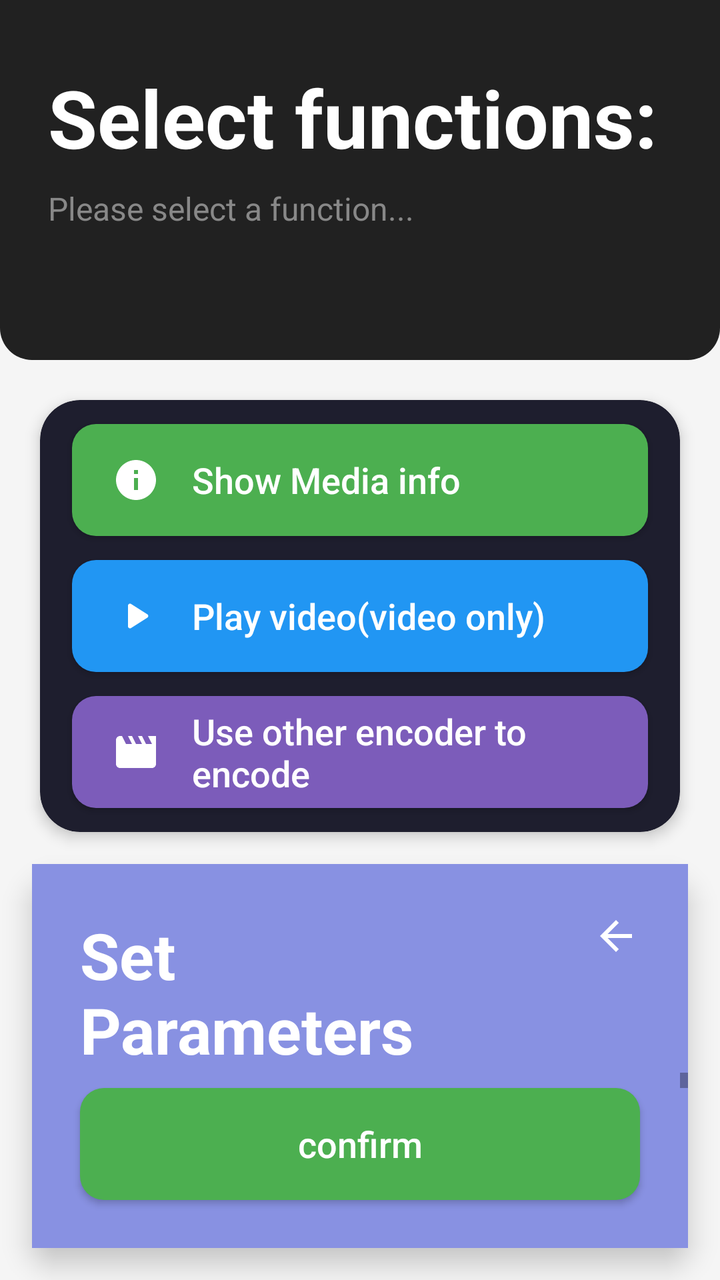
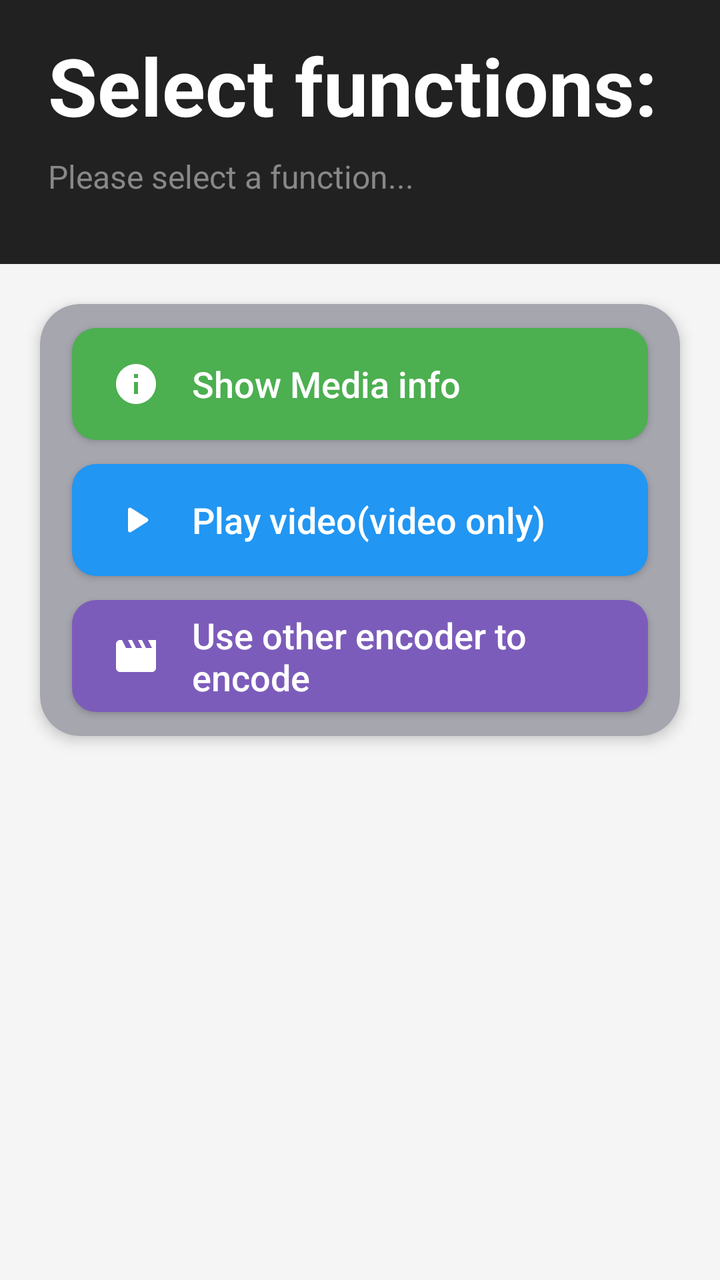

The first picture is an Android layout as it rendered before a commit; the second is the same layout after the commit. The layout source and the unified diff follow.
<!-- AndroidManifest.xml: application theme Theme.AppCompat.Light.NoActionBar -->
<!-- res/layout/selecting.xml -->
<?xml version="1.0" encoding="utf-8"?>
<androidx.constraintlayout.widget.ConstraintLayout
    xmlns:android="http://schemas.android.com/apk/res/android"
    xmlns:app="http://schemas.android.com/apk/res-auto"
    xmlns:tools="http://schemas.android.com/tools"
    android:layout_width="match_parent"
    android:layout_height="match_parent"
    android:background="@color/bg_root"
    android:fitsSystemWindows="true">
    
    <View
        android:id="@+id/header_bg"
        android:layout_width="0dp"
        android:layout_height="180dp"
        android:background="@drawable/bg_title_bar"
        app:layout_constraintTop_toTopOf="parent"
        app:layout_constraintStart_toStartOf="parent"
        app:layout_constraintEnd_toEndOf="parent" />
    
    <TextView
        android:id="@+id/tv_title"
        android:layout_width="0dp"
        android:layout_height="wrap_content"
        android:layout_marginStart="24dp"
        android:layout_marginEnd="24dp"
        android:layout_marginTop="32dp"
        android:text="@string/Selecting_title"
        android:textColor="@color/text_title"
        android:textSize="40sp"
        android:textStyle="bold"
        android:gravity="start"
        app:layout_constraintTop_toTopOf="parent"
        app:layout_constraintStart_toStartOf="parent"
        app:layout_constraintEnd_toEndOf="parent" />
    <TextView
        android:id="@+id/tv_subtitle"
        android:layout_width="0dp"
        android:layout_height="wrap_content"
        android:layout_marginStart="24dp"
        android:layout_marginEnd="24dp"
        android:layout_marginTop="8dp"
        android:text="@string/Selecting_subtitle"
        android:textColor="@color/text_hint"
        android:textSize="16sp"
        app:layout_constraintTop_toBottomOf="@id/tv_title"
        app:layout_constraintStart_toStartOf="parent"
        app:layout_constraintEnd_toEndOf="parent" />
    
    <androidx.cardview.widget.CardView
        android:id="@+id/card_buttons"
        android:layout_width="0dp"
        android:layout_height="wrap_content"
        android:layout_margin="20dp"
        app:cardCornerRadius="20dp"
        app:cardElevation="4dp"
        app:cardBackgroundColor="@color/bg_card"
        app:layout_constraintTop_toBottomOf="@id/header_bg"
        app:layout_constraintStart_toStartOf="parent"
        app:layout_constraintEnd_toEndOf="parent" >
        <LinearLayout
            android:layout_width="match_parent"
            android:layout_height="wrap_content"
            android:orientation="vertical">
            <Button
                android:id="@+id/ShowMediaInfo"
                android:layout_width="match_parent"
                android:layout_height="56dp"
                android:layout_marginTop="12dp"
                android:layout_marginStart="16dp"
                android:layout_marginEnd="16dp"
                android:layout_marginBottom="6dp"
                android:background="@drawable/bg_button_primary"
                android:drawableStart="@drawable/baseline_info_24"
                android:drawablePadding="16dp"
                android:drawableTint="@color/btn_primary_text"
                android:gravity="start|center_vertical"
                android:paddingStart="20dp"
                android:paddingEnd="20dp"
                android:text="@string/Selecting_showMediaInfo"
                android:textAllCaps="false"
                android:textColor="@color/btn_primary_text"
                android:textSize="18sp" />
            <Button
                android:id="@+id/PlayVideo"
                android:layout_width="match_parent"
                android:layout_height="56dp"
                android:layout_marginStart="16dp"
                android:layout_marginEnd="16dp"
                android:layout_marginTop="6dp"
                android:layout_marginBottom="6dp"
                android:background="@drawable/bg_button_secondary"
                android:drawableStart="@drawable/round_play_arrow_24"
                android:drawablePadding="16dp"
                android:drawableTint="@color/btn_secondary_text"
                android:gravity="start|center_vertical"
                android:paddingStart="20dp"
                android:paddingEnd="20dp"
                android:text="@string/Selecting_playVideo"
                android:textAllCaps="false"
                android:textColor="@color/btn_secondary_text"
                android:textSize="18sp" />
            <Button
                android:id="@+id/EncodeWithOtherEncoders"
                android:layout_width="match_parent"
                android:layout_height="56dp"
                android:layout_marginStart="16dp"
                android:layout_marginEnd="16dp"
                android:layout_marginTop="6dp"
                android:layout_marginBottom="12dp"
                android:background="@drawable/bg_button_third"
                android:drawableStart="@drawable/encode_with_other_encoder"
                android:drawablePadding="16dp"
                android:drawableTint="@color/btn_third_text"
                android:gravity="start|center_vertical"
                android:paddingStart="20dp"
                android:paddingEnd="20dp"
                android:text="@string/Selecting_encodeWithOtherEncoders"
                android:textAllCaps="false"
                android:textColor="@color/btn_third_text"
                android:textSize="18sp" />
        </LinearLayout>
    </androidx.cardview.widget.CardView>
    
    <androidx.constraintlayout.widget.ConstraintLayout
        android:id="@+id/parameters_window"
        android:layout_width="0dp"
        android:layout_height="0dp"
        android:layout_margin="16dp"
        android:layout_marginTop="20dp"
        android:background="@drawable/bg_card_rounded"
        android:elevation="8dp"
        android:visibility="visible"
        app:layout_constraintBottom_toBottomOf="parent"
        app:layout_constraintEnd_toEndOf="parent"
        app:layout_constraintStart_toStartOf="parent"
        app:layout_constraintTop_toBottomOf="@id/card_buttons">
        <View
            android:layout_width="0dp"
            android:layout_height="0dp"
            android:background="@color/night_window_color"
            app:layout_constraintBottom_toBottomOf="parent"
            app:layout_constraintEnd_toEndOf="parent"
            app:layout_constraintStart_toStartOf="parent"
            app:layout_constraintTop_toTopOf="parent" />
        
        <ImageButton
            android:id="@+id/backArrow"
            android:layout_width="48dp"
            android:layout_height="48dp"
            android:layout_marginTop="12dp"
            android:layout_marginEnd="12dp"
            android:background="?attr/selectableItemBackgroundBorderless"
            android:src="@drawable/baseline_arrow_back_24"
            app:layout_constraintEnd_toEndOf="parent"
            app:layout_constraintTop_toTopOf="parent"
            app:tint="@android:color/white" />
        <TextView
            android:id="@+id/tv_parameters_title"
            android:layout_width="0dp"
            android:layout_height="wrap_content"
            android:layout_marginStart="24dp"
            android:layout_marginTop="24dp"
            android:layout_marginEnd="24dp"
            android:text="@string/Selecting_parametersTitle"
            android:textColor="@android:color/white"
            android:textSize="32sp"
            android:textStyle="bold"
            app:layout_constraintEnd_toStartOf="@id/backArrow"
            app:layout_constraintStart_toStartOf="parent"
            app:layout_constraintTop_toTopOf="parent" />
        
        <androidx.core.widget.NestedScrollView
            android:id="@+id/scroll_content_area"
            android:layout_width="0dp"
            android:layout_height="0dp"
            android:fillViewport="true"
            android:scrollbars="vertical"
            app:layout_constraintBottom_toTopOf="@id/btn_confirm_encode"
            app:layout_constraintEnd_toEndOf="parent"
            app:layout_constraintStart_toStartOf="parent"
            app:layout_constraintTop_toBottomOf="@id/tv_parameters_title">
            <androidx.constraintlayout.widget.ConstraintLayout
                android:layout_width="match_parent"
                android:layout_height="wrap_content">
                
                <TextView
                    android:id="@+id/tv_output_path_label"
                    android:layout_width="wrap_content"
                    android:layout_height="wrap_content"
                    android:layout_marginStart="24dp"
                    android:layout_marginTop="24dp"
                    android:text="@string/Selecting_parameter1"
                    android:textColor="@android:color/white"
                    android:textSize="18sp"
                    android:textStyle="bold"
                    app:layout_constraintStart_toStartOf="parent"
                    app:layout_constraintTop_toTopOf="parent" />
                
                <EditText
                    android:id="@+id/et_output_path"
                    android:layout_width="0dp"
                    android:layout_height="48dp"
                    android:layout_marginStart="24dp"
                    android:layout_marginTop="8dp"
                    android:layout_marginEnd="24dp"
                    android:background="@drawable/bg_input_bar"
                    android:hint="/storage/emulated/0/Download/output.mp4"
                    android:inputType="textUri"
                    android:maxLines="1"
                    android:paddingStart="12dp"
                    android:paddingEnd="12dp"
                    android:selectAllOnFocus="true"
                    android:imeOptions="actionDone"
                    android:text="/storage/emulated/0/Download/output.mp4"
                    android:textColor="@android:color/white"
                    android:textColorHint="@color/text_hint"
                    android:textSize="15sp"
                    app:layout_constraintEnd_toEndOf="parent"
                    app:layout_constraintStart_toStartOf="parent"
                    app:layout_constraintTop_toBottomOf="@id/tv_output_path_label" />
                
                <LinearLayout
                    android:id="@+id/video_codec_group"
                    android:layout_width="0dp"
                    android:layout_height="wrap_content"
                    android:layout_marginTop="20dp"
                    android:orientation="vertical"
                    android:visibility="gone"
                    app:layout_constraintEnd_toEndOf="parent"
                    app:layout_constraintStart_toStartOf="parent"
                    app:layout_constraintTop_toBottomOf="@id/et_output_path">
                    <TextView
                        android:id="@+id/tv_video_codec_label"
                        android:layout_width="wrap_content"
                        android:layout_height="wrap_content"
                        android:layout_marginStart="24dp"
                        android:text="@string/Selecting_videoEncoderLabel"
                        android:textColor="@android:color/white"
                        android:textSize="18sp"
                        android:textStyle="bold" />
                    <Spinner
                        android:popupBackground="@android:color/black"
                        android:id="@+id/spinner_video_codec"
                        android:layout_width="match_parent"
                        android:layout_height="48dp"
                        android:layout_marginStart="24dp"
                        android:layout_marginTop="8dp"
                        android:layout_marginEnd="24dp"
                        android:background="@drawable/bg_input_bar"
                        android:paddingStart="12dp"
                        android:paddingEnd="12dp"/>
                </LinearLayout>
                
                <LinearLayout
                    android:id="@+id/audio_codec_group"
                    android:layout_width="0dp"
                    android:layout_height="wrap_content"
                    android:layout_marginTop="20dp"
                    android:orientation="vertical"
                    android:visibility="gone"
                    app:layout_constraintEnd_toEndOf="parent"
                    app:layout_constraintStart_toStartOf="parent"
                    app:layout_constraintTop_toBottomOf="@id/video_codec_group">
                    <TextView
                        android:id="@+id/tv_audio_codec_label"
                        android:layout_width="wrap_content"
                        android:layout_height="wrap_content"
                        android:layout_marginStart="24dp"
                        android:text="@string/Selecting_audioEncoderLabel"
                        android:textColor="@android:color/white"
                        android:textSize="18sp"
                        android:textStyle="bold" />
                    <Spinner
                        android:popupBackground="@android:color/black"
                        android:id="@+id/spinner_audio_codec"
                        android:layout_width="match_parent"
                        android:layout_height="48dp"
                        android:layout_marginStart="24dp"
                        android:layout_marginTop="8dp"
                        android:layout_marginEnd="24dp"
                        android:background="@drawable/bg_input_bar"
                        android:paddingStart="12dp"
                        android:paddingEnd="12dp"/>
                </LinearLayout>
            </androidx.constraintlayout.widget.ConstraintLayout>
        </androidx.core.widget.NestedScrollView>
        
        <Button
            android:id="@+id/btn_confirm_encode"
            android:layout_width="0dp"
            android:layout_height="56dp"
            android:layout_marginStart="24dp"
            android:layout_marginEnd="24dp"
            android:layout_marginBottom="24dp"
            android:background="@drawable/bg_button_primary"
            android:text="@string/Selecting_confirm"
            android:textAllCaps="false"
            android:textColor="@color/btn_primary_text"
            android:textSize="18sp"
            app:layout_constraintBottom_toBottomOf="parent"
            app:layout_constraintEnd_toEndOf="parent"
            app:layout_constraintStart_toStartOf="parent" />
    </androidx.constraintlayout.widget.ConstraintLayout>
</androidx.constraintlayout.widget.ConstraintLayout>
<!-- resources referenced by this layout -->
<resources>
  <color name="bg_card">#FF1E1E2E</color>
  <color name="bg_root">#F5F5F5</color>
  <color name="btn_primary_text">#FFFFFFFF</color>
  <color name="btn_secondary_text">#FFFFFFFF</color>
  <color name="btn_third_text">#FFFFFF</color>
  <color name="night_window_color">#8891E2</color>
  <color name="text_hint">#888888</color>
  <color name="text_title">#FFFFFF</color>
  <!-- drawable baseline_arrow_back_24 (drawable) -->
  <vector xmlns:android="http://schemas.android.com/apk/res/android" android:autoMirrored="true" android:height="24dp" android:viewportHeight="24" android:viewportWidth="24" android:width="24dp">
  
      <path android:fillColor="@android:color/white" android:pathData="M20,11H7.83l5.59,-5.59L12,4l-8,8 8,8 1.41,-1.41L7.83,13H20v-2z"/>
  
  </vector>
  <!-- drawable bg_button_primary (drawable) -->
  <?xml version="1.0" encoding="utf-8"?>
  <ripple xmlns:android="http://schemas.android.com/apk/res/android"
      android:color="@color/ripple_color">
      <item>
          <shape android:shape="rectangle">
              <solid android:color="@color/btn_primary_bg" />
              <corners android:radius="12dp" />
          </shape>
      </item>
  </ripple>
  <!-- drawable bg_button_secondary (drawable) -->
  <?xml version="1.0" encoding="utf-8"?>
  <ripple xmlns:android="http://schemas.android.com/apk/res/android"
      android:color="@color/ripple_color">
      <item>
          <shape android:shape="rectangle">
              <solid android:color="@color/btn_secondary_bg" />
              <corners android:radius="12dp" />
          </shape>
      </item>
  </ripple>
  <!-- drawable bg_button_third (drawable) -->
  <?xml version="1.0" encoding="utf-8"?>
  <ripple xmlns:android="http://schemas.android.com/apk/res/android"
      android:color="@color/ripple_color">
      <item>
          <shape android:shape="rectangle">
              <solid android:color="@color/btn_third_bg" />
              <corners android:radius="12dp" />
          </shape>
      </item>
  </ripple>
  <!-- drawable bg_card_rounded (drawable) -->
  <?xml version="1.0" encoding="utf-8"?>
  <shape xmlns:android="http://schemas.android.com/apk/res/android"
      android:shape="rectangle">
      <solid android:color="@color/bg_card" />
      <corners android:radius="16dp" />
  </shape>
  <!-- drawable bg_input_bar (drawable) -->
  <?xml version="1.0" encoding="utf-8"?>
  <shape xmlns:android="http://schemas.android.com/apk/res/android"
      android:shape="rectangle">
      <solid android:color="@color/bg_input_bar" />
      <corners android:topLeftRadius="24dp"
          android:topRightRadius="24dp" />
  </shape>
  <!-- drawable bg_title_bar (drawable) -->
  <?xml version="1.0" encoding="utf-8"?>
  <shape xmlns:android="http://schemas.android.com/apk/res/android"
      android:shape="rectangle">
      <solid android:color="@color/bg_title_bar" />
      <corners android:bottomLeftRadius="16dp"
          android:bottomRightRadius="16dp" />
  </shape>
  <string name="Selecting_audioEncoderLabel">Audio encoder</string>
  <string name="Selecting_confirm">confirm</string>
  <string name="Selecting_encodeWithOtherEncoders">Use other encoder to encode</string>
  <string name="Selecting_parameter1">Output path: </string>
  <string name="Selecting_parametersTitle">Set Parameters</string>
  <string name="Selecting_playVideo">Play video(video only)</string>
  <string name="Selecting_showMediaInfo">Show Media info</string>
  <string name="Selecting_subtitle">Please select a function...</string>
  <string name="Selecting_title">Select functions:</string>
  <string name="Selecting_videoEncoderLabel">Video encoder</string>
  <color name="ripple_color">#40FFFFFF</color>
  <color name="btn_primary_bg">#FF4CAF50</color>
  <color name="btn_secondary_bg">#FF2196F3</color>
  <color name="btn_third_bg">#7C5CBA</color>
  <color name="bg_input_bar">#FFFFFF</color>
  <color name="bg_title_bar">#212121</color>
  <!-- unchanged entries left out for length: 3 -->
</resources>

<!-- the commit's change to res/layout/selecting.xml (unified diff, before → after) -->
@@ -10,28 +10,30 @@
     
     <View
         android:id="@+id/header_bg"
-        android:layout_width="0dp"
-        android:layout_height="180dp"
+        android:layout_width="405dp"
+        android:layout_height="132dp"
         android:background="@drawable/bg_title_bar"
-        app:layout_constraintTop_toTopOf="parent"
-        app:layout_constraintStart_toStartOf="parent"
-        app:layout_constraintEnd_toEndOf="parent" />
+        app:layout_constraintEnd_toEndOf="parent"
+        app:layout_constraintStart_toStartOf="parent"
+        app:layout_constraintTop_toTopOf="parent" />
     
     <TextView
         android:id="@+id/tv_title"
         android:layout_width="0dp"
         android:layout_height="wrap_content"
         android:layout_marginStart="24dp"
+        android:layout_marginTop="16dp"
         android:layout_marginEnd="24dp"
-        android:layout_marginTop="32dp"
+        android:gravity="start"
         android:text="@string/Selecting_title"
         android:textColor="@color/text_title"
         android:textSize="40sp"
         android:textStyle="bold"
-        android:gravity="start"
-        app:layout_constraintTop_toTopOf="parent"
-        app:layout_constraintStart_toStartOf="parent"
-        app:layout_constraintEnd_toEndOf="parent" />
+        app:layout_constraintEnd_toEndOf="parent"
+        app:layout_constraintHorizontal_bias="0.0"
+        app:layout_constraintStart_toStartOf="parent"
+        app:layout_constraintTop_toTopOf="parent" />
+
     <TextView
         android:id="@+id/tv_subtitle"
         android:layout_width="0dp"
@@ -129,7 +131,7 @@
         android:layout_marginTop="20dp"
         android:background="@drawable/bg_card_rounded"
         android:elevation="8dp"
-        android:visibility="visible"
+        android:visibility="gone"
         app:layout_constraintBottom_toBottomOf="parent"
         app:layout_constraintEnd_toEndOf="parent"
         app:layout_constraintStart_toStartOf="parent"
@@ -212,7 +214,7 @@
                     android:selectAllOnFocus="true"
                     android:imeOptions="actionDone"
                     android:text="/storage/emulated/0/Download/output.mp4"
-                    android:textColor="@android:color/white"
+                    android:textColor="@color/text_console"
                     android:textColorHint="@color/text_hint"
                     android:textSize="15sp"
                     app:layout_constraintEnd_toEndOf="parent"
<!-- resource entries referenced after the edit -->
@@ -1,11 +1,12 @@
 <!-- resources referenced by this layout -->
 <resources>
-  <color name="bg_card">#FF1E1E2E</color>
+  <color name="bg_card">#A6A6AF</color>
   <color name="bg_root">#F5F5F5</color>
   <color name="btn_primary_text">#FFFFFFFF</color>
   <color name="btn_secondary_text">#FFFFFFFF</color>
   <color name="btn_third_text">#FFFFFF</color>
   <color name="night_window_color">#8891E2</color>
+  <color name="text_console">#000000</color>
   <color name="text_hint">#888888</color>
   <color name="text_title">#FFFFFF</color>
   <!-- drawable baseline_arrow_back_24 (drawable) -->
